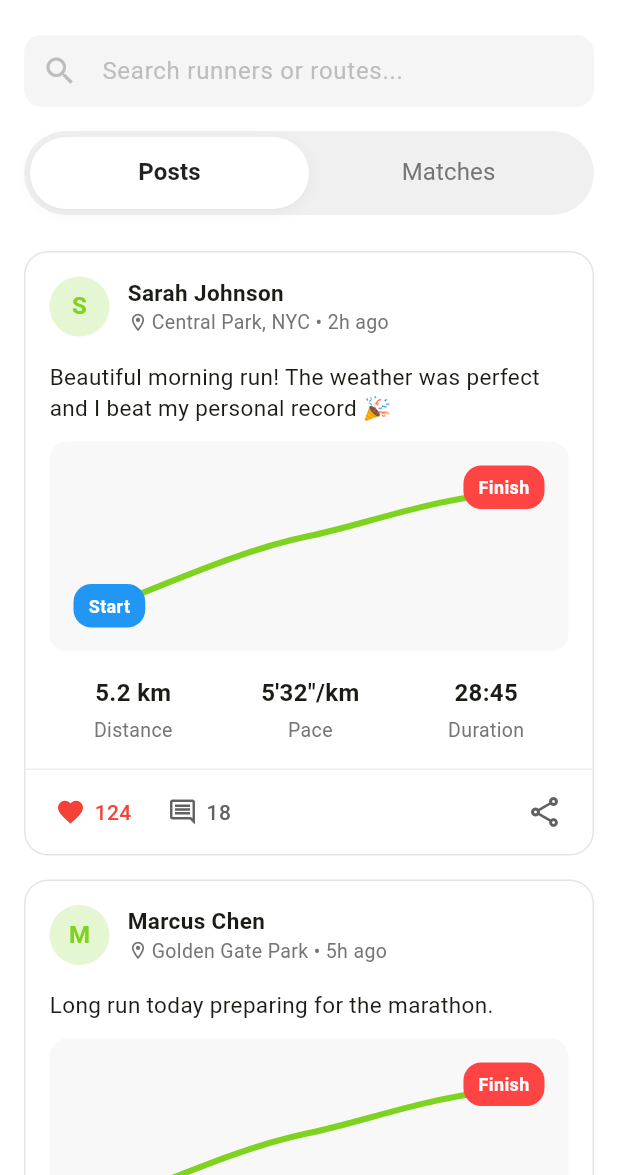
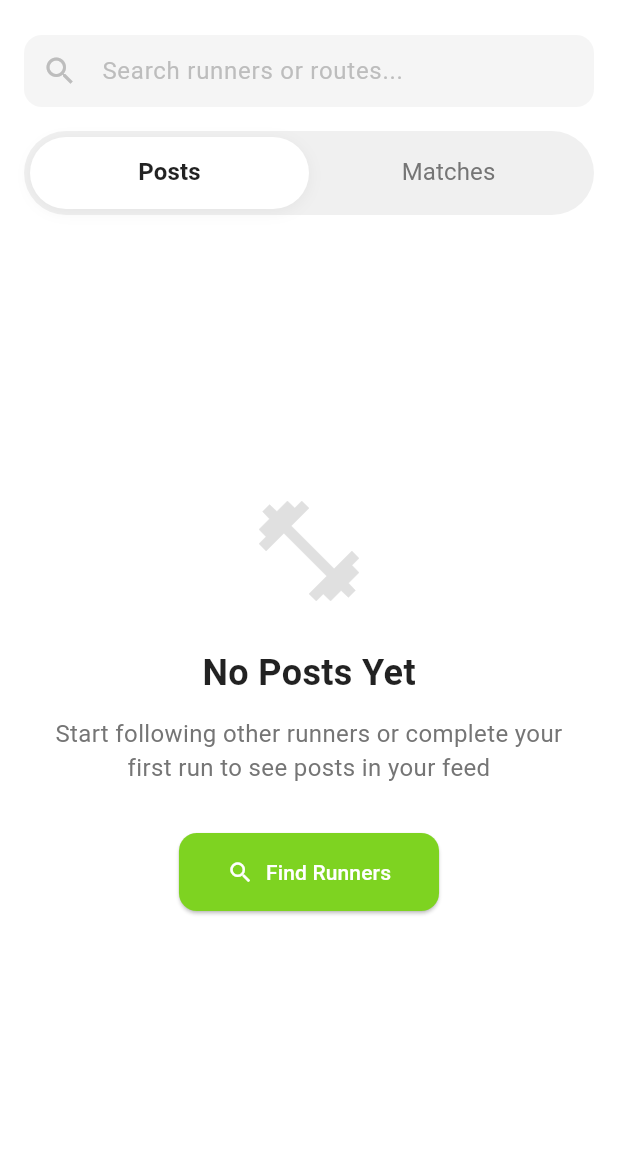
Before and after one commit to TunaCimen/runwithme-app, a Flutter app: the FeedPage screen opened directly, on a phone screen of 412 x 824 dp, the part 61-1236 px from its top. Run offline on Flutter 3.47's test engine with Material 3 defaults, Android fonts, the light colour scheme and no system bars; our stand-ins replace dio, flutter_map, latlong2; accounts and stored records are empty.

Commit message:
add empty state UI for users with no data

```diff
--- a/lib/features/feed/presentation/feed_page.dart
+++ b/lib/features/feed/presentation/feed_page.dart
@@ -11,34 +11,8 @@ class FeedPage extends StatefulWidget {
 class _FeedPageState extends State<FeedPage> with SingleTickerProviderStateMixin {
   late TabController _tabController;
 
-  final List<FeedPost> _posts = [
-    FeedPost(
-      username: 'sarahjohnson',
-      fullName: 'Sarah Johnson',
-      location: 'Central Park, NYC',
-      timeAgo: '2h ago',
-      description: 'Beautiful morning run! The weather was perfect and I beat my personal record 🎉',
-      distance: 5.2,
-      pace: '5\'32"',
-      duration: '28:45',
-      likes: 124,
-      comments: 18,
-      imageUrl: null,
-    ),
-    FeedPost(
-      username: 'marcuschen',
-      fullName: 'Marcus Chen',
-      location: 'Golden Gate Park',
-      timeAgo: '5h ago',
-      description: 'Long run today preparing for the marathon.',
-      distance: 15.8,
-      pace: '6\'12"',
-      duration: '1:38:24',
-      likes: 89,
-      comments: 12,
-      imageUrl: null,
-    ),
-  ];
+  // Empty list for new users - will be populated from backend later
+  final List<FeedPost> _posts = [];
 
   @override
   void initState() {
@@ -155,6 +129,10 @@ class _FeedPageState extends State<FeedPage> with SingleTickerProviderStateMixin
   }
 
   Widget _buildPostsTab() {
+    if (_posts.isEmpty) {
+      return _buildEmptyFeedState();
+    }
+
     return RefreshIndicator(
       onRefresh: _refreshFeed,
       child: ListView.builder(
@@ -163,6 +141,61 @@ class _FeedPageState extends State<FeedPage> with SingleTickerProviderStateMixin
         itemBuilder: (context, index) {
           return _buildPostCard(_posts[index]);
         },
+      ),
+    );
+  }
+
+  Widget _buildEmptyFeedState() {
+    return Center(
+      child: Padding(
+        padding: const EdgeInsets.all(32.0),
+        child: Column(
+          mainAxisAlignment: MainAxisAlignment.center,
+          children: [
+            Icon(
+              Icons.fitness_center,
+              size: 80,
+              color: Colors.grey[300],
+            ),
+            const SizedBox(height: 24),
+            const Text(
+              'No Posts Yet',
+              style: TextStyle(
+                fontSize: 24,
+                fontWeight: FontWeight.bold,
+                color: Colors.black87,
+              ),
+            ),
+            const SizedBox(height: 12),
+            Text(
+              'Start following other runners or complete your first run to see posts in your feed',
+              style: TextStyle(
+                fontSize: 16,
+                color: Colors.grey[600],
+              ),
+              textAlign: TextAlign.center,
+            ),
+            const SizedBox(height: 32),
+            ElevatedButton.icon(
+              onPressed: () {
+                // Navigate to map or search
+                ScaffoldMessenger.of(context).showSnackBar(
+                  const SnackBar(content: Text('Find runners feature coming soon!')),
+                );
+              },
+              icon: const Icon(Icons.search),
+              label: const Text('Find Runners'),
+              style: ElevatedButton.styleFrom(
+                backgroundColor: const Color(0xFF7ED321),
+                foregroundColor: Colors.white,
+                padding: const EdgeInsets.symmetric(horizontal: 32, vertical: 16),
+                shape: RoundedRectangleBorder(
+                  borderRadius: BorderRadius.circular(12),
+                ),
+              ),
+            ),
+          ],
+        ),
       ),
     );
   }
```
